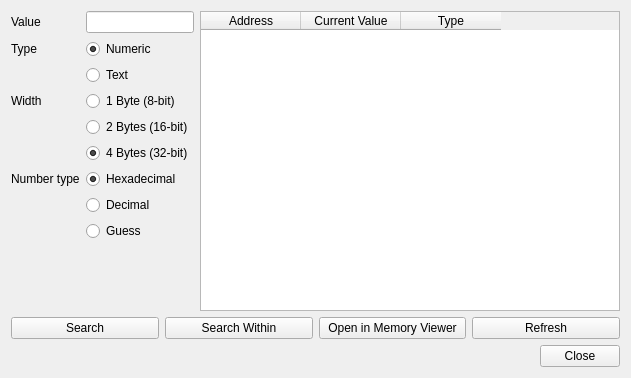
This is mgba/src/platform/qt/MemorySearch.ui in xjsxjs197/WiiEmuHanhua as Qt 5 draws it before an edit. The edited form follows.
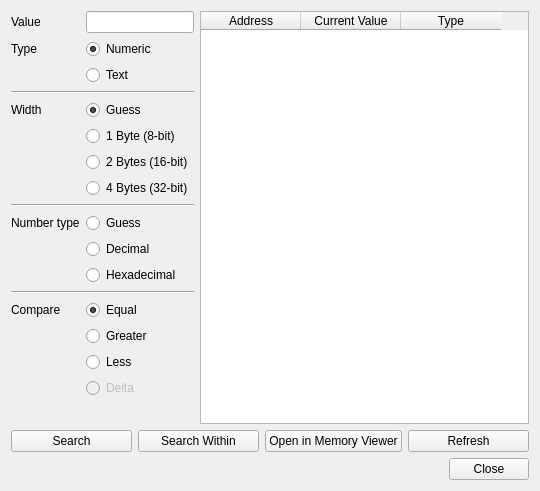
This is the edited form.

Diff of the .ui file:
```diff
--- a/mgba/src/platform/qt/MemorySearch.ui
+++ b/mgba/src/platform/qt/MemorySearch.ui
@@ -6,8 +6,8 @@
    <rect>
     <x>0</x>
     <y>0</y>
-    <width>631</width>
-    <height>378</height>
+    <width>540</width>
+    <height>491</height>
    </rect>
   </property>
   <property name="minimumSize">
@@ -99,14 +99,34 @@
        </attribute>
       </widget>
      </item>
-     <item row="3" column="0">
+     <item row="3" column="0" colspan="2">
+      <widget class="Line" name="line">
+       <property name="orientation">
+        <enum>Qt::Horizontal</enum>
+       </property>
+      </widget>
+     </item>
+     <item row="4" column="0">
       <widget class="QLabel" name="label_3">
        <property name="text">
         <string>Width</string>
        </property>
       </widget>
      </item>
-     <item row="3" column="1">
+     <item row="4" column="1">
+      <widget class="QRadioButton" name="bitsGuess">
+       <property name="text">
+        <string>Guess</string>
+       </property>
+       <property name="checked">
+        <bool>true</bool>
+       </property>
+       <attribute name="buttonGroup">
+        <string notr="true">width</string>
+       </attribute>
+      </widget>
+     </item>
+     <item row="5" column="1">
       <widget class="QRadioButton" name="bits8">
        <property name="text">
         <string>1 Byte (8-bit)</string>
@@ -116,7 +136,7 @@
        </attribute>
       </widget>
      </item>
-     <item row="4" column="1">
+     <item row="6" column="1">
       <widget class="QRadioButton" name="bits16">
        <property name="text">
         <string>2 Bytes (16-bit)</string>
@@ -126,50 +146,117 @@
        </attribute>
       </widget>
      </item>
-     <item row="5" column="1">
+     <item row="7" column="1">
       <widget class="QRadioButton" name="bits32">
        <property name="text">
         <string>4 Bytes (32-bit)</string>
        </property>
        <property name="checked">
-        <bool>true</bool>
+        <bool>false</bool>
        </property>
        <attribute name="buttonGroup">
         <string notr="true">width</string>
        </attribute>
       </widget>
      </item>
-     <item row="6" column="0">
+     <item row="8" column="0" colspan="2">
+      <widget class="Line" name="line_2">
+       <property name="orientation">
+        <enum>Qt::Horizontal</enum>
+       </property>
+      </widget>
+     </item>
+     <item row="9" column="0">
       <widget class="QLabel" name="label_4">
        <property name="text">
         <string>Number type</string>
        </property>
       </widget>
      </item>
-     <item row="6" column="1">
-      <widget class="QRadioButton" name="numHex">
+     <item row="9" column="1">
+      <widget class="QRadioButton" name="numGuess">
        <property name="text">
-        <string>Hexadecimal</string>
+        <string>Guess</string>
        </property>
        <property name="checked">
         <bool>true</bool>
        </property>
       </widget>
      </item>
-     <item row="7" column="1">
+     <item row="10" column="1">
       <widget class="QRadioButton" name="numDec">
        <property name="text">
         <string>Decimal</string>
        </property>
       </widget>
      </item>
-     <item row="8" column="1">
-      <widget class="QRadioButton" name="numGuess">
+     <item row="11" column="1">
+      <widget class="QRadioButton" name="numHex">
        <property name="text">
-        <string>Guess</string>
+        <string>Hexadecimal</string>
        </property>
       </widget>
      </item>
+     <item row="12" column="0" colspan="2">
+      <widget class="Line" name="line_3">
+       <property name="orientation">
+        <enum>Qt::Horizontal</enum>
+       </property>
+      </widget>
+     </item>
+     <item row="13" column="0">
+      <widget class="QLabel" name="label_5">
+       <property name="text">
+        <string>Compare</string>
+       </property>
+      </widget>
+     </item>
+     <item row="13" column="1">
+      <widget class="QRadioButton" name="opEqual">
+       <property name="text">
+        <string>Equal</string>
+       </property>
+       <property name="checked">
+        <bool>true</bool>
+       </property>
+       <attribute name="buttonGroup">
+        <string notr="true">op</string>
+       </attribute>
+      </widget>
+     </item>
+     <item row="14" column="1">
+      <widget class="QRadioButton" name="opGreater">
+       <property name="text">
+        <string>Greater</string>
+       </property>
+       <attribute name="buttonGroup">
+        <string notr="true">op</string>
+       </attribute>
+      </widget>
+     </item>
+     <item row="15" column="1">
+      <widget class="QRadioButton" name="opLess">
+       <property name="text">
+        <string>Less</string>
+       </property>
+       <attribute name="buttonGroup">
+        <string notr="true">op</string>
+       </attribute>
+      </widget>
+     </item>
+     <item row="16" column="1">
+      <widget class="QRadioButton" name="opDelta">
+       <property name="enabled">
+        <bool>false</bool>
+       </property>
+       <property name="text">
+        <string>Delta</string>
+       </property>
+       <attribute name="buttonGroup">
+        <string notr="true">op</string>
+       </attribute>
+      </widget>
+     </item>
     </layout>
    </item>
    <item row="2" column="0" colspan="2">
```
Left out of the diff: 1 changed line with no effect on the pictures.
